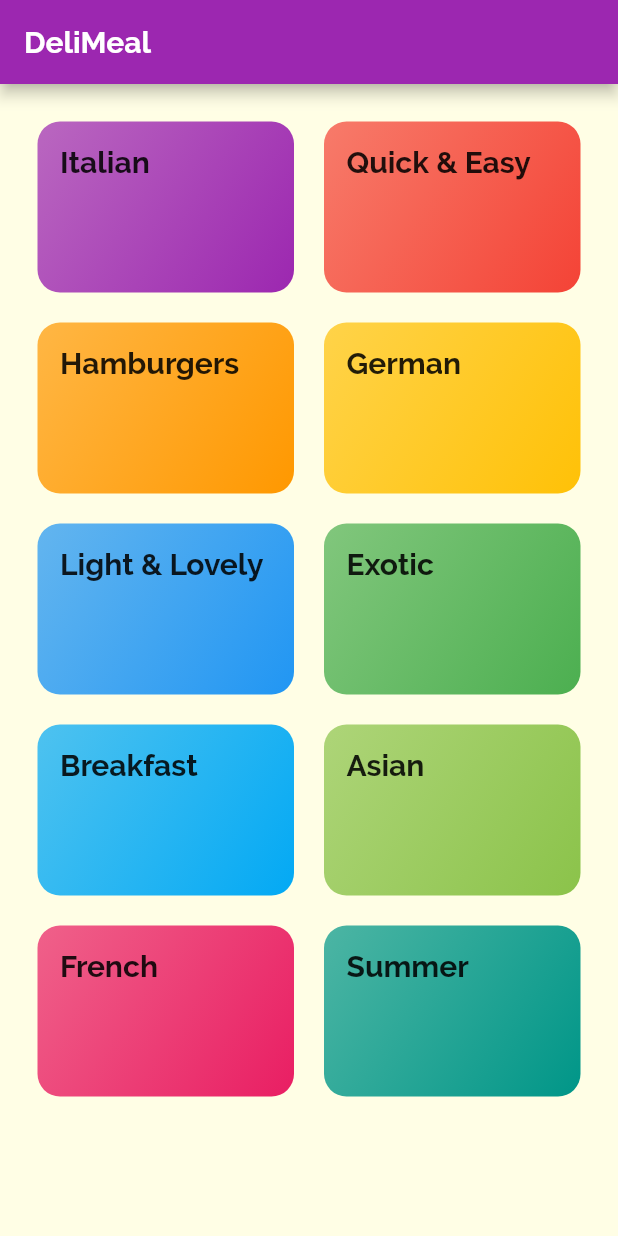
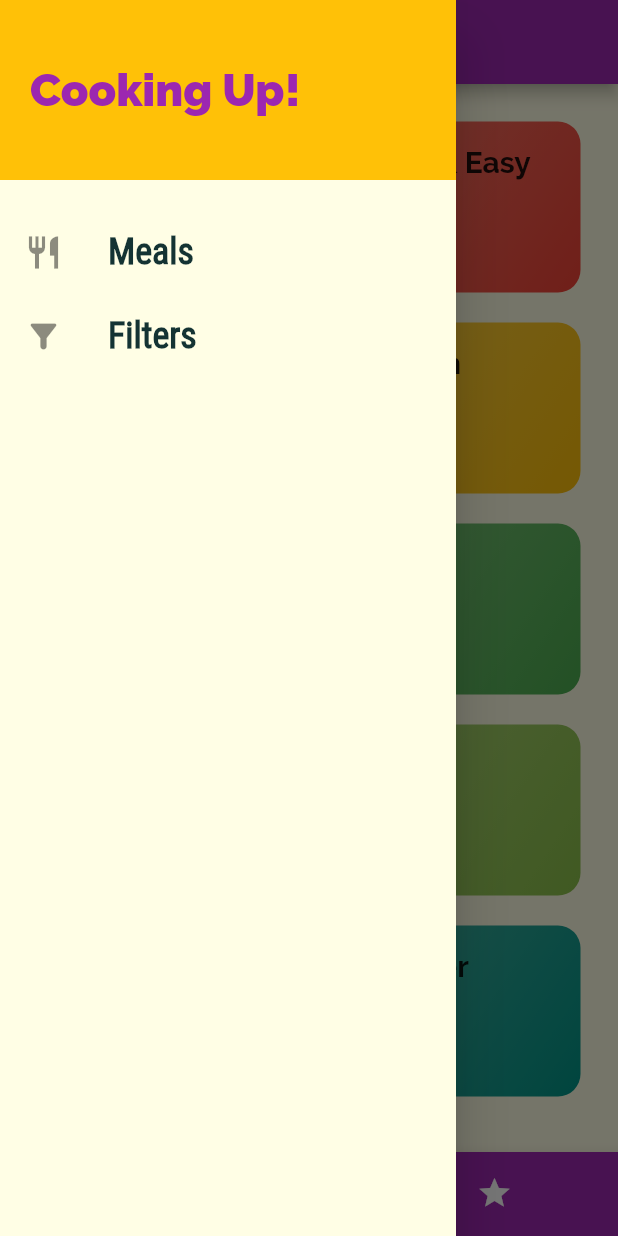
Before and after one commit to olgatim/meals-app-test, a Flutter app: the screen it shows after launch, with the side drawer open (before the commit the screen has no drawer), on a phone screen of 412 x 824 dp. Run offline on Flutter 3.47's test engine with Material 2 defaults, Android fonts, the phone set to English and light mode, and no system bars.

Commit message:
Add drawer widget, add links to the drawer, setup routes

```diff
--- a/lib/main.dart
+++ b/lib/main.dart
@@ -1,4 +1,6 @@
 import 'package:flutter/material.dart';
+import './screens/filters_screen.dart';
+import './screens/tabs_screen.dart';
 import './screens/meal_detail_screen.dart';
 import './screens/category_meals_screen.dart';
 import './screens/categories_screen.dart';
@@ -37,9 +39,10 @@ class MyApp extends StatelessWidget {
       // home: const CategoriesScreen(),
       initialRoute: '/',
       routes: {
-        '/': (ctx) => const CategoriesScreen(),
+        '/': (ctx) => const TabsScreen(),
         CategoryMealsScreen.routeName: (ctx) => CategoryMealsScreen(),
         MealDetailScreen.routeName: (ctx) => MealDetailScreen(),
+        FiltersScreen.routeName: (cts) => FiltersScreen()
       },
       onUnknownRoute: (settings) {
         return MaterialPageRoute(builder: (ctx) => CategoriesScreen());
--- a/lib/screens/categories_screen.dart
+++ b/lib/screens/categories_screen.dart
@@ -8,11 +8,7 @@ class CategoriesScreen extends StatelessWidget {
 
   @override
   Widget build(BuildContext context) {
-    return Scaffold(
-      appBar: AppBar(
-        title: const Text('DeliMeal'),
-      ),
-      body: GridView(
+    return GridView(
       padding: const EdgeInsets.all(25),
       gridDelegate: const SliverGridDelegateWithMaxCrossAxisExtent(
           maxCrossAxisExtent: 200,
@@ -23,7 +19,6 @@ class CategoriesScreen extends StatelessWidget {
           .map((category) =>
               CategoryItem(category.id, category.title, category.color))
           .toList(),
-      ),
     );
   }
 }
--- /dev/null
+++ b/lib/screens/favorites_screen.dart
@@ -0,0 +1,12 @@
+import 'package:flutter/material.dart';
+
+class FavoritesScreen extends StatelessWidget {
+  const FavoritesScreen({super.key});
+
+  @override
+  Widget build(BuildContext context) {
+    return const Center(
+      child: Text('Favorites'),
+    );
+  }
+}
--- /dev/null
+++ b/lib/screens/filters_screen.dart
@@ -0,0 +1,17 @@
+import 'package:flutter/material.dart';
+
+class FiltersScreen extends StatelessWidget {
+  const FiltersScreen({super.key});
+
+  static const routeName = '/filters';
+
+  @override
+  Widget build(BuildContext context) {
+    return Scaffold(
+      appBar: AppBar(
+        title: Text('Filters'),
+      ),
+      body: Text('Filters screen'),
+    );
+  }
+}
--- /dev/null
+++ b/lib/screens/tabs_screen.dart
@@ -0,0 +1,55 @@
+import 'package:flutter/material.dart';
+import '../widgets/main_drawer.dart';
+import './favorites_screen.dart';
+import './categories_screen.dart';
+
+class TabsScreen extends StatefulWidget {
+  const TabsScreen({super.key});
+
+  @override
+  State<TabsScreen> createState() => _TabsScreenState();
+}
+
+class _TabsScreenState extends State<TabsScreen> {
+  final List<Map<String, dynamic>> _pages = [
+    {'page': CategoriesScreen(), 'title': 'Categories'},
+    {'page': FavoritesScreen(), 'title': 'Favorites'}
+  ];
+
+  int _selectedPageIndex = 0;
+
+  void _selectPage(int index) {
+    setState(() {
+      _selectedPageIndex = index;
+    });
+  }
+
+  @override
+  Widget build(BuildContext context) {
+    return Scaffold(
+      appBar: AppBar(
+        title: Text(_pages[_selectedPageIndex]['title']),
+      ),
+      drawer: MainDrawer(),
+      body: _pages[_selectedPageIndex]['page'],
+      bottomNavigationBar: BottomNavigationBar(
+        onTap: _selectPage,
+        items: [
+          BottomNavigationBarItem(
+              backgroundColor: Theme.of(context).primaryColor,
+              icon: const Icon(Icons.category),
+              label: 'Categories'),
+          BottomNavigationBarItem(
+              backgroundColor: Theme.of(context).primaryColor,
+              icon: const Icon(Icons.star),
+              label: 'Favorites')
+        ],
+        backgroundColor: Theme.of(context).primaryColor,
+        unselectedItemColor: Colors.white,
+        selectedItemColor: Theme.of(context).colorScheme.secondary,
+        currentIndex: _selectedPageIndex,
+        type: BottomNavigationBarType.shifting,
+      ),
+    );
+  }
+}
--- /dev/null
+++ b/lib/widgets/main_drawer.dart
@@ -0,0 +1,56 @@
+import 'package:flutter/material.dart';
+import '../screens/filters_screen.dart';
+
+class MainDrawer extends StatelessWidget {
+  const MainDrawer({super.key});
+
+  @override
+  Widget build(BuildContext context) {
+    Widget buildListTile(String title, IconData icon, VoidCallback tapHandler) {
+      return ListTile(
+        leading: Icon(
+          icon,
+          size: 26,
+        ),
+        title: Text(
+          title,
+          style: const TextStyle(
+              fontFamily: 'RobotoCondensed',
+              fontSize: 24,
+              fontWeight: FontWeight.bold),
+        ),
+        onTap: tapHandler,
+      );
+    }
+
+    return Drawer(
+      child: Column(
+        children: [
+          Container(
+            height: 120,
+            width: double.infinity,
+            padding: const EdgeInsets.all(20),
+            alignment: Alignment.centerLeft,
+            color: Theme.of(context).colorScheme.secondary,
+            child: Text(
+              'Cooking Up!',
+              style: TextStyle(
+                  fontWeight: FontWeight.w900,
+                  fontSize: 30,
+                  color: Theme.of(context).primaryColor),
+            ),
+          ),
+          const SizedBox(
+            height: 20,
+          ),
+          buildListTile('Meals', Icons.restaurant, () {
+            Navigator.of(context).pushNamed('/');
+          }),
+          buildListTile('Filters', Icons.filter_alt_rounded, () {
+            Navigator.of(context).pushNamed(FiltersScreen.routeName);
+          })
+        ],
+      ),
+    );
+  }
+}
```
Lines whose indentation alone changed are shown as unchanged.
